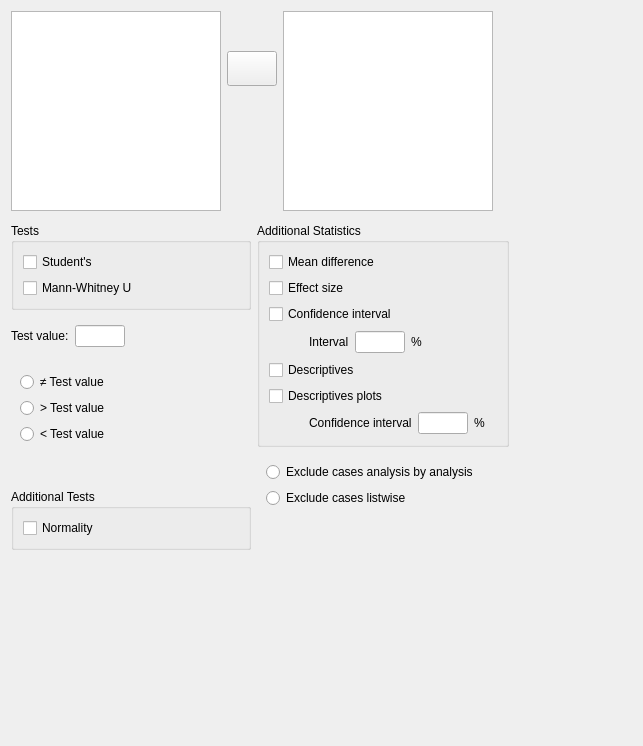
Above: JASP-Desktop/analysisforms/ttestonesampleform.ui from jasp-stats/jasp-desktop before the change. Below: the same form after it.
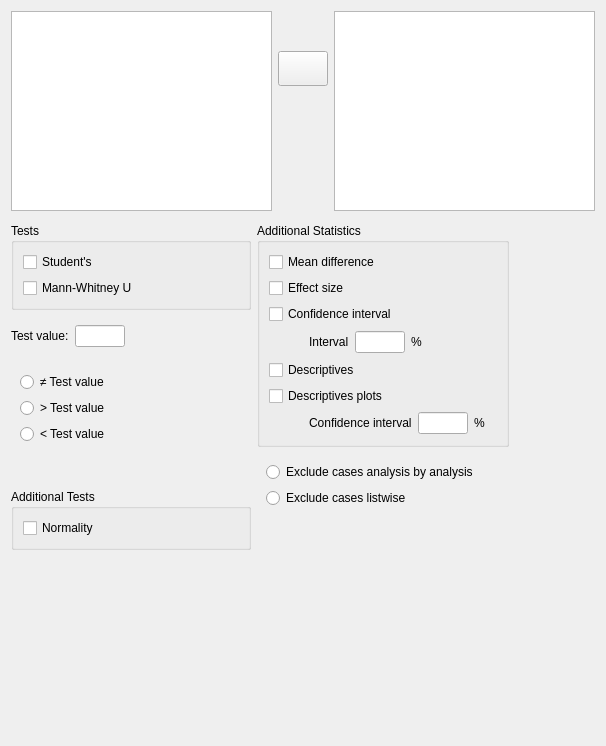
That is the form after the change. Custom widgets are drawn as their Qt base class.

```diff
--- a/JASP-Desktop/analysisforms/ttestonesampleform.ui
+++ b/JASP-Desktop/analysisforms/ttestonesampleform.ui
@@ -6,12 +6,12 @@
    <rect>
     <x>0</x>
     <y>0</y>
-    <width>643</width>
+    <width>606</width>
     <height>746</height>
    </rect>
   </property>
   <property name="sizePolicy">
-   <sizepolicy hsizetype="Preferred" vsizetype="Preferred">
+   <sizepolicy hsizetype="Fixed" vsizetype="Preferred">
     <horstretch>0</horstretch>
     <verstretch>0</verstretch>
    </sizepolicy>
@@ -29,7 +29,7 @@
    <item row="0" column="0" colspan="2">
     <widget class="QWidget" name="topWidget" native="true">
      <property name="sizePolicy">
-      <sizepolicy hsizetype="Fixed" vsizetype="Fixed">
+      <sizepolicy hsizetype="Expanding" vsizetype="Fixed">
        <horstretch>0</horstretch>
        <verstretch>0</verstretch>
       </sizepolicy>
@@ -56,20 +56,20 @@
       <item>
        <widget class="AvailableFieldsListView" name="listAvailableFields">
         <property name="sizePolicy">
-         <sizepolicy hsizetype="Fixed" vsizetype="Fixed">
+         <sizepolicy hsizetype="Preferred" vsizetype="Fixed">
           <horstretch>0</horstretch>
           <verstretch>0</verstretch>
          </sizepolicy>
         </property>
         <property name="minimumSize">
          <size>
-          <width>210</width>
+          <width>0</width>
           <height>200</height>
          </size>
         </property>
         <property name="maximumSize">
          <size>
-          <width>210</width>
+          <width>16777215</width>
           <height>200</height>
          </size>
         </property>
@@ -159,20 +159,20 @@
       <item>
        <widget class="BoundListView" name="variables">
         <property name="sizePolicy">
-         <sizepolicy hsizetype="Fixed" vsizetype="Fixed">
+         <sizepolicy hsizetype="Preferred" vsizetype="Fixed">
           <horstretch>0</horstretch>
           <verstretch>0</verstretch>
          </sizepolicy>
         </property>
         <property name="minimumSize">
          <size>
-          <width>210</width>
+          <width>0</width>
           <height>200</height>
          </size>
         </property>
         <property name="maximumSize">
          <size>
-          <width>210</width>
+          <width>16777215</width>
           <height>200</height>
          </size>
         </property>
```
